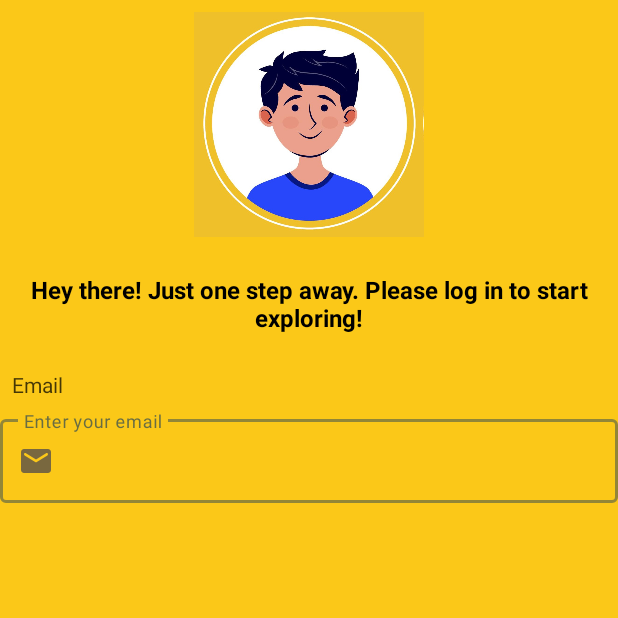
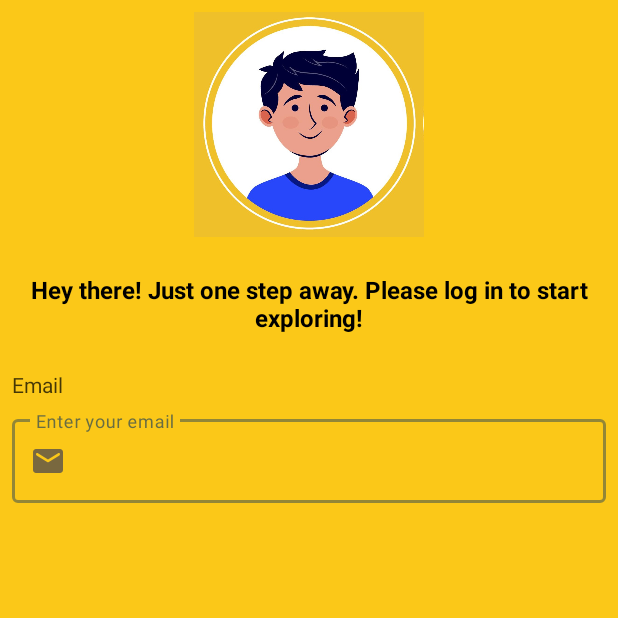
Before and after one commit to gilangnr/story-app-dicoding, an Android app: the LoginActivity screen opened directly, with no data from a screen before it, on a phone screen of 412 x 824 dp, the top half of it. Run offline under Robolectric (Android 15) with nearby library versions, the phone set to English and light mode, and no system bars.

Commit message:
update ui login and animation

```diff
--- a/app/src/main/res/layout/activity_login.xml
+++ b/app/src/main/res/layout/activity_login.xml
@@ -49,6 +49,7 @@
     <FrameLayout
         android:layout_width="match_parent"
         android:layout_height="wrap_content"
+        android:layout_marginHorizontal="8dp"
         android:layout_marginTop="8dp">
 
         <!-- TextInputLayout for Email -->
@@ -92,7 +93,7 @@
         android:layout_width="wrap_content"
         android:layout_height="wrap_content"
         android:layout_marginHorizontal="8dp"
-        android:layout_marginTop="24dp"
+        android:layout_marginTop="14dp"
         android:text="@string/password"
         android:textColor="@color/black"
         android:textSize="14sp"
```
